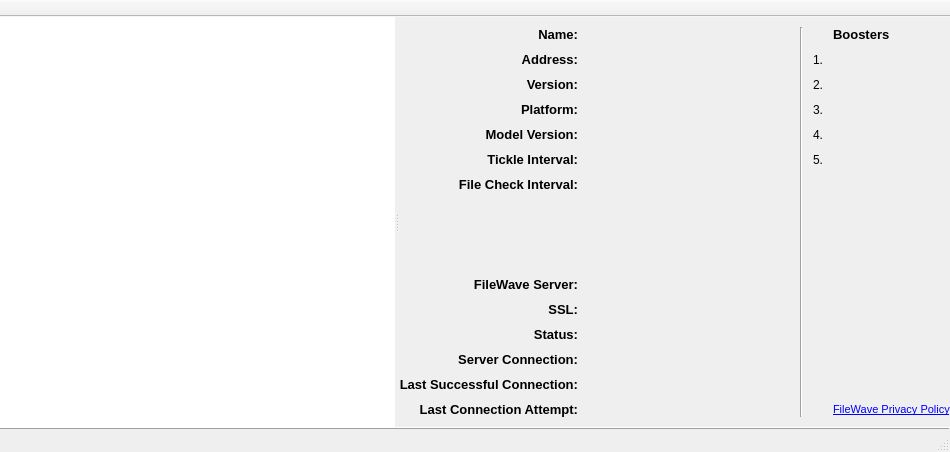
Before: the Qt Designer form QtGUIInstaller/KioskClientInfo.ui in fw-dev/translations, drawn with Qt 5.
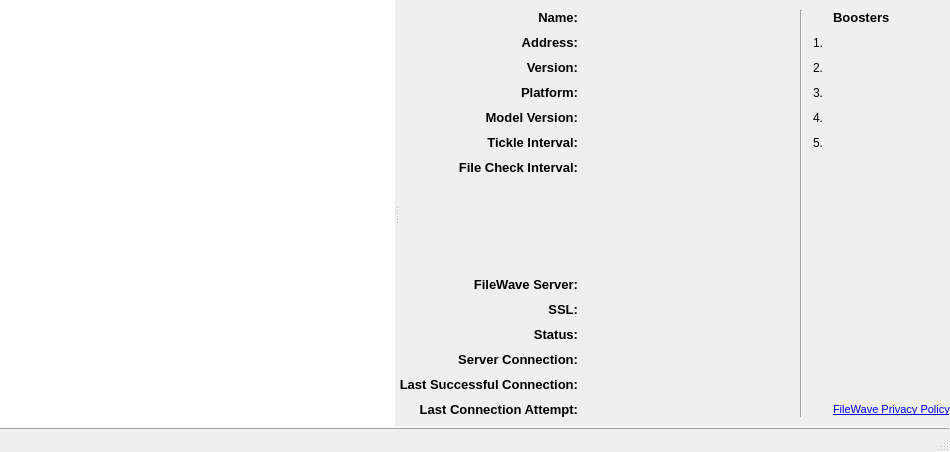
After: the same form once the commit is applied. Custom widgets are drawn as their Qt base class.

```diff
--- a/QtGUIInstaller/KioskClientInfo.ui
+++ b/QtGUIInstaller/KioskClientInfo.ui
@@ -721,26 +721,6 @@
     <string notr="true">QStatusBar::item { border: 0px; }</string>
    </property>
   </widget>
-  <widget class="QToolBar" name="toolBar">
-   <property name="windowTitle">
-    <string/>
-   </property>
-   <property name="movable">
-    <bool>false</bool>
-   </property>
-   <property name="allowedAreas">
-    <set>Qt::BottomToolBarArea</set>
-   </property>
-   <property name="floatable">
-    <bool>false</bool>
-   </property>
-   <attribute name="toolBarArea">
-    <enum>TopToolBarArea</enum>
-   </attribute>
-   <attribute name="toolBarBreak">
-    <bool>false</bool>
-   </attribute>
-  </widget>
  </widget>
  <customwidgets>
   <customwidget>
```
Left out of the diff: 3 changed lines with no effect on the pictures.
